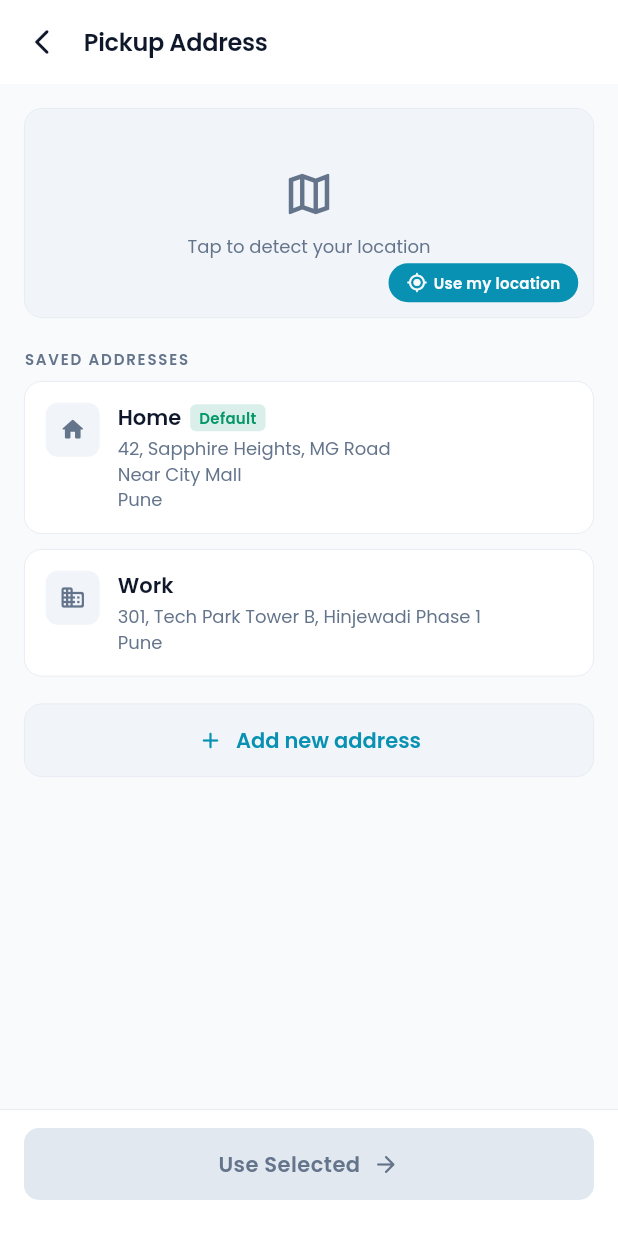
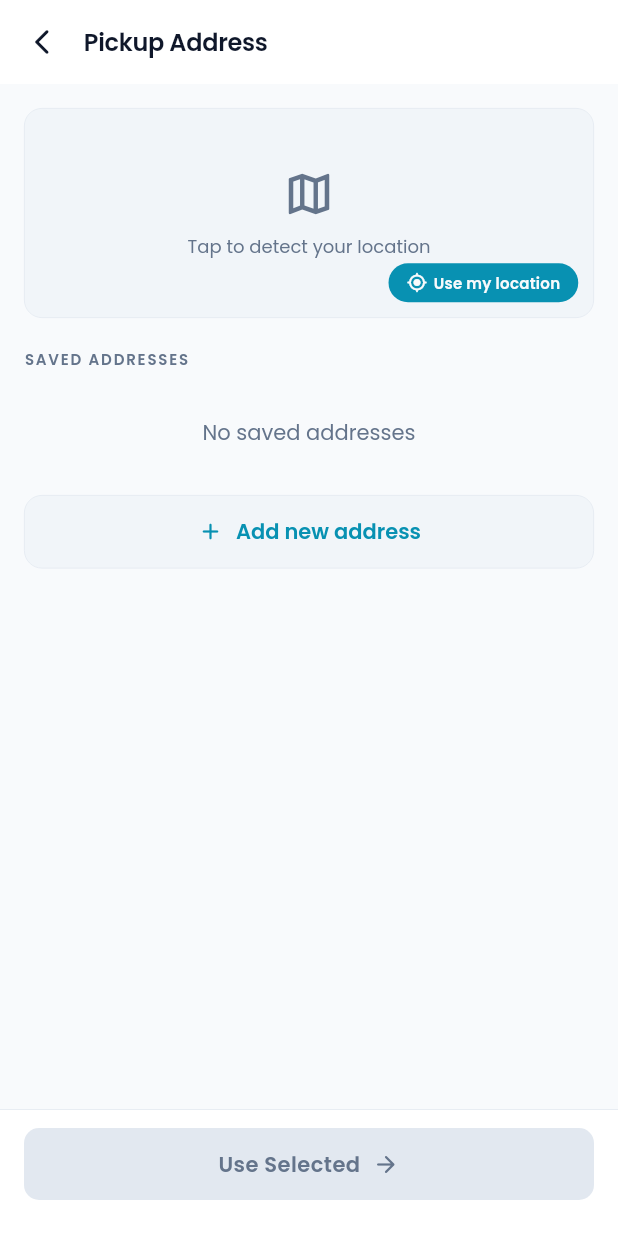
Before and after one commit to Harshalp4/PRESSO, a Flutter app: the AddressScreen screen opened by its route, on a phone screen of 412 x 824 dp. Run offline on Flutter 3.47's test engine with Material 3 defaults, Android fonts, the phone set to English and light mode, and no system bars; our stand-ins replace cached_network_image, connectivity_plus, dio, firebase_auth, firebase_core, firebase_messaging and 12 more; missing offline and left inert: razorpay_flutter, signalr_netcore; accounts and stored records are empty; network calls fail.

Commit message:
Fix placeholder text, remove hardcoded addresses, add location permissions
- Change profile setup placeholders from personal name/email to generic ones
- Remove fallback dummy addresses that auto-created for every user
- Add ACCESS_FINE_LOCATION and ACCESS_COARSE_LOCATION to AndroidManifest

Co-Authored-By: Claude Opus 4.6 <noreply@anthropic.com>

```diff
--- a/presso_app/lib/features/auth/presentation/screens/profile_setup_screen.dart
+++ b/presso_app/lib/features/auth/presentation/screens/profile_setup_screen.dart
@@ -178,7 +178,7 @@ class _ProfileSetupScreenState extends State<ProfileSetupScreen> {
                             fontSize: 14,
                           ),
                           cursorColor: AppColors.primary,
-                          decoration: _inputDecor('Harshal Patil'),
+                          decoration: _inputDecor('John Doe'),
                         ),
 
                         const SizedBox(height: 16),
@@ -218,7 +218,7 @@ class _ProfileSetupScreenState extends State<ProfileSetupScreen> {
                             fontSize: 14,
                           ),
                           cursorColor: AppColors.primary,
-                          decoration: _inputDecor('harshal@gmail.com'),
+                          decoration: _inputDecor('john@example.com'),
                         ),
 
                         const SizedBox(height: 20),
--- a/presso_app/lib/features/orders/presentation/screens/address_screen.dart
+++ b/presso_app/lib/features/orders/presentation/screens/address_screen.dart
@@ -12,32 +12,8 @@ import 'package:presso_app/core/widgets/presso_button.dart';
 import 'package:presso_app/features/orders/domain/models/address_model.dart';
 import 'package:presso_app/features/orders/presentation/providers/create_order_provider.dart';
 
-// Fallback dummy addresses for when API is unavailable
-const _fallbackAddresses = [
-  AddressModel(
-    id: 'fallback-home',
-    label: 'Home',
-    addressLine1: '42, Sapphire Heights, MG Road',
-    addressLine2: 'Near City Mall',
-    city: 'Pune',
-    pincode: '411001',
-    isDefault: true,
-    type: 'home',
-    latitude: 18.5204,
-    longitude: 73.8567,
-  ),
-  AddressModel(
-    id: 'fallback-work',
-    label: 'Work',
-    addressLine1: '301, Tech Park Tower B, Hinjewadi Phase 1',
-    city: 'Pune',
-    pincode: '411057',
-    isDefault: false,
-    type: 'work',
-    latitude: 18.5912,
-    longitude: 73.7390,
-  ),
-];
+// No fallback addresses — users must add their own
+const _fallbackAddresses = <AddressModel>[];
 
 // Fetch addresses: API first → auto-create defaults if empty
 final _addressesApiProvider =
@@ -53,28 +29,7 @@ final _addressesApiProvider =
         .whereType<Map<String, dynamic>>()
         .map(AddressModel.fromJson)
         .toList();
-    if (addresses.isNotEmpty) return addresses;
-
-    // No addresses — create default ones via API so they get real IDs
-    final created = <AddressModel>[];
-    for (final fallback in _fallbackAddresses) {
-      try {
-        final createResp = await dio.post(ApiConstants.addresses, data: {
-          'label': fallback.label,
-          'addressLine1': fallback.addressLine1,
-          'addressLine2': fallback.addressLine2,
-          'city': fallback.city,
-          'pincode': fallback.pincode,
-          'isDefault': fallback.isDefault,
-          'latitude': fallback.latitude,
-          'longitude': fallback.longitude,
-        });
-        final createData = createResp.data as Map<String, dynamic>;
-        final payload = createData['data'] as Map<String, dynamic>? ?? createData;
-        created.add(AddressModel.fromJson(payload));
-      } catch (_) {}
-    }
-    if (created.isNotEmpty) return created;
+    return addresses;
   } on DioException {
     // API failed
   }
```
Also changed, not shown: 1 other file.
